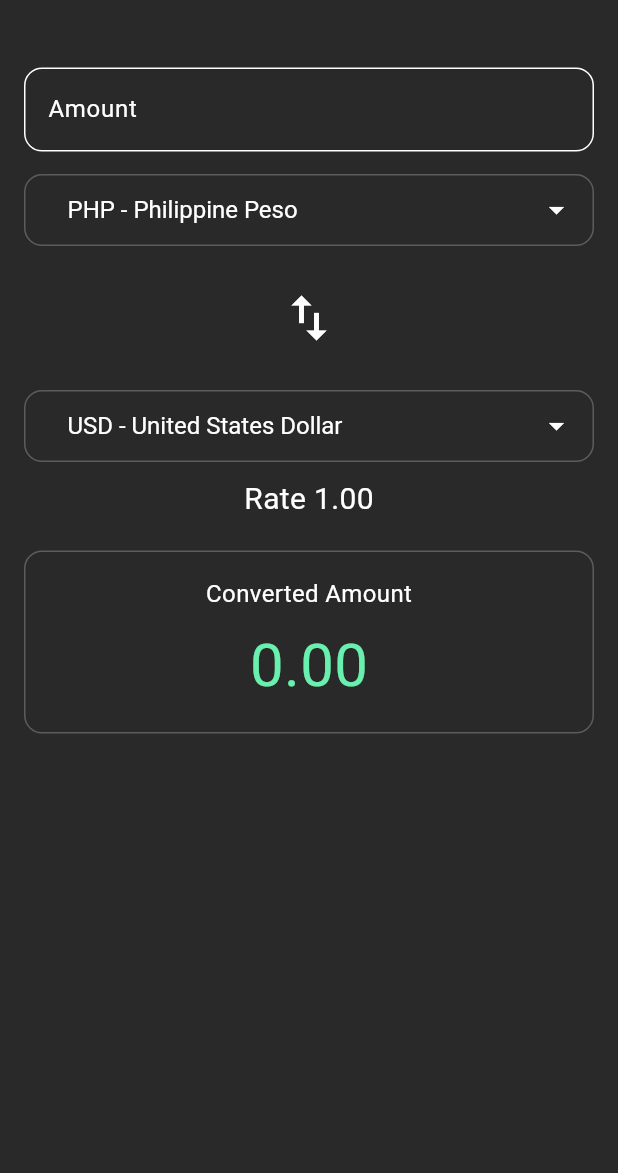
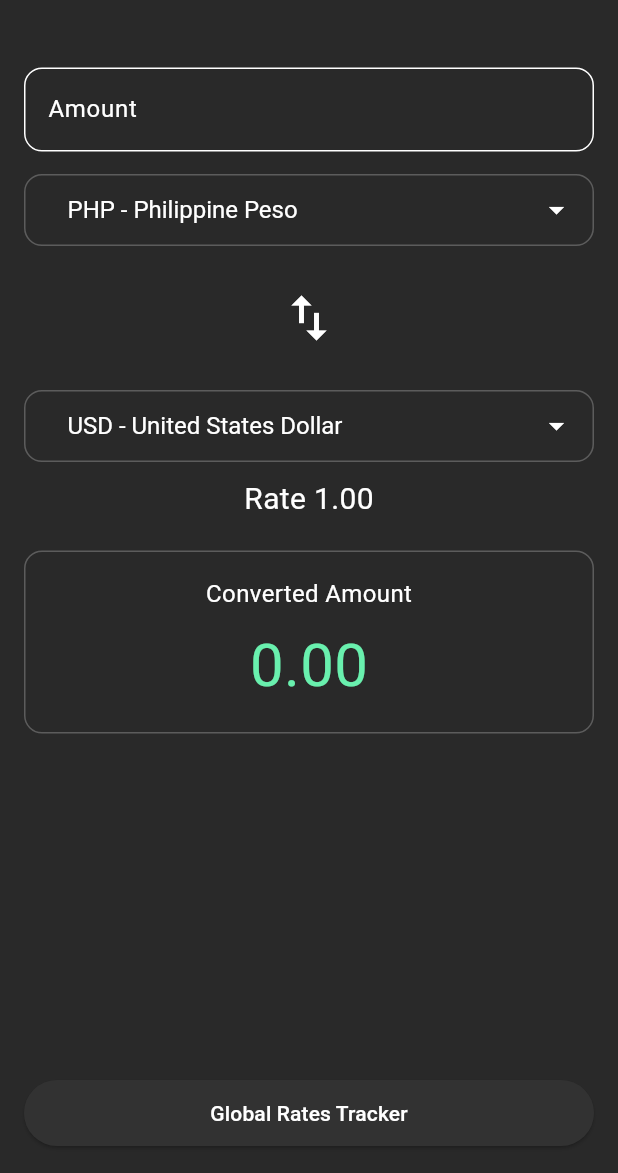
Before and after one commit to sphereee234-rgb/mob, a Flutter app: the screen it shows after launch, after a tap on the "swap vert" icon, on a phone screen of 412 x 824 dp, the part 63-1236 px from its top. Run offline on Flutter 3.47's test engine with Material 3 defaults, Android fonts, the phone set to English and light mode, and no system bars; drawn by our look-alikes of dropdown_button2; our stand-ins replace sqflite; accounts and stored records are empty; network calls fail.

Commit message:
Add files via upload

```diff
--- a/lib/home_screen.dart
+++ b/lib/home_screen.dart
@@ -1,11 +1,13 @@
 import 'dart:convert';
 
 import 'package:flutter/material.dart';
+import 'package:global_currency_converter_and_tracker/tracker_page.dart';
 import 'package:http/http.dart' as http;
 import 'package:flutter/services.dart';
 
 import 'currency_names.dart';
 import 'widgets/dropdown_currecy.dart';
+import 'onlineCheck.dart';
 
 class HomeScreen extends StatefulWidget {
   const HomeScreen({super.key});
@@ -33,37 +35,41 @@ class _HomeScreenState extends State<HomeScreen> {
   @override
   void initState() {
     super.initState();
+    // Load the list of currencies (and an initial rate) when the widget is created.
+    // This populates the dropdowns and sets `isOnline` depending on the network.
     _getCurrencies();
   }
 
   // Fetch currencies
   Future<void> _getCurrencies() async {
-    try {
-      var response = await http
-          .get(Uri.parse('https://api.exchangerate-api.com/v4/latest/USD'));
-      if (response.statusCode == 200) {
-        if (!isOnline) setState(() => isOnline = true);
-        var data = jsonDecode(response.body);
+    final online = await Onlinecheck.isOnline();
+    if (!mounted) return;
 
-        setState(() {
-          currencies = (data['rates'] as Map<String, dynamic>).keys.toList();
-          var raw = data['rates'][toCurrency];
-          rate = raw is num ? raw.toDouble() : 1.0;
-        });
-      } else {
-        if (isOnline) setState(() => isOnline = false);
-        setState(() {
-          if (currencies.isEmpty) currencies = [fromCurrency, toCurrency];
-          if (rate == 0.0) rate = 1.0;
-        });
-      }
-    } catch (e) {
-      if (isOnline) setState(() => isOnline = false);
+    setState(() => isOnline = online);
+
+    if (!online) {
       setState(() {
         if (currencies.isEmpty) currencies = [fromCurrency, toCurrency];
         if (rate == 0.0) rate = 1.0;
       });
-      print("Failed to fetch currencies: $e");
+      return;
+    }
+
+    try {
+      final response = await http.get(
+        Uri.parse('https://api.exchangerate-api.com/v4/latest/PHP'),
+      );
+
+      if (response.statusCode == 200) {
+        final data = jsonDecode(response.body);
+
+        setState(() {
+          currencies = (data['rates'] as Map<String, dynamic>).keys.toList();
+          rate = (data['rates'][toCurrency] as num?)?.toDouble() ?? 1.0;
+        });
+      }
+    } catch (e) {
+      setState(() => isOnline = false);
     }
   }
 
@@ -73,10 +79,12 @@ class _HomeScreenState extends State<HomeScreen> {
       var response = await http.get(Uri.parse(
           'https://api.exchangerate-api.com/v4/latest/$fromCurrency'));
       if (response.statusCode == 200) {
+        // Got a fresh rates payload for the selected `fromCurrency`.
         if (!isOnline) setState(() => isOnline = true);
         var data = jsonDecode(response.body);
 
         setState(() {
+          // Update `rate` for conversion and recompute `total` if user entered amount.
           var raw = data['rates'][toCurrency];
           rate = raw is num ? raw.toDouble() : 1.0;
           if (amountController.text.isNotEmpty) {
@@ -84,6 +92,7 @@ class _HomeScreenState extends State<HomeScreen> {
           }
         });
       } else {
+        // HTTP error while fetching rate: keep offline indicator and fallback rate.
         if (isOnline) setState(() => isOnline = false);
         setState(() {
           if (rate == 0.0) rate = 1.0;
@@ -93,6 +102,7 @@ class _HomeScreenState extends State<HomeScreen> {
         });
       }
     } catch (e) {
+      // On exception (network/parsing), mark offline and keep using fallback rate.
       if (isOnline) setState(() => isOnline = false);
       setState(() {
         if (rate == 0.0) rate = 1.0;
@@ -107,6 +117,7 @@ class _HomeScreenState extends State<HomeScreen> {
   // Swap currencies
   void _swapCurrencies() {
     setState(() {
+      // Swap the two selected currency codes and refresh the exchange rate.
       String temp = fromCurrency;
       fromCurrency = toCurrency;
       toCurrency = temp;
@@ -185,6 +196,7 @@ class _HomeScreenState extends State<HomeScreen> {
                                         const BorderSide(color: Colors.white),
                                   ),
                                 ),
+                                // Recompute `total` live as the user types an amount.
                                 onChanged: (value) {
                                   if (value.isNotEmpty) {
                                     setState(() {
@@ -201,6 +213,7 @@ class _HomeScreenState extends State<HomeScreen> {
                       // From Currency Dropdown
                       DropdownButtonHideUnderline(
                         child: CurrencyDropdown(
+                          // Select the source currency; changing it triggers a new rate fetch.
                           value: fromCurrency,
                           currencies: currencies,
                           currencyNames: currencyNames,
@@ -214,7 +227,7 @@ class _HomeScreenState extends State<HomeScreen> {
                       ),
                       const SizedBox(height: 20),
 
-                      // Swap Button
+                      // Swap Button - swaps `from` and `to` and refreshes rate
                       IconButton(
                         onPressed: _swapCurrencies,
                         icon: const Icon(Icons.swap_vert,
@@ -222,7 +235,7 @@ class _HomeScreenState extends State<HomeScreen> {
                       ),
                       const SizedBox(height: 20),
 
-                      // To Currency Dropdown
+                      // To Currency Dropdown - select the target currency
                       CurrencyDropdown(
                         value: toCurrency,
                         currencies: currencies,
@@ -276,6 +289,27 @@ class _HomeScreenState extends State<HomeScreen> {
                 ),
               ),
             ),
+
+            // Button for next page
+            SizedBox(
+              width: double.infinity,
+              child: ElevatedButton(
+                onPressed: () {
+                  Navigator.push(
+                    context,
+                    MaterialPageRoute(builder: (_) => CurrencyTracker()),
+                  );
+                },
+                style: ElevatedButton.styleFrom(
+                  backgroundColor: Color.fromARGB(255, 50, 50, 50),
+                  padding: EdgeInsets.symmetric(vertical: 12),
+                ),
+                child: Text(
+                  "Global Rates Tracker",
+                  style: TextStyle(color: Colors.white),
+                ),
+              ),
+            ),
           ],
         ),
       ),
--- a/lib/main.dart
+++ b/lib/main.dart
@@ -1,6 +1,9 @@
 import 'package:flutter/material.dart';
 import 'home_screen.dart';
 
+// File: main.dart
+// Purpose: Application entry point. Launches the `HomeScreen` wrapped in
+// a minimal `MaterialApp`.
 void main() {
   runApp(MyApp());
 }
@@ -12,7 +15,7 @@ class MyApp extends StatelessWidget {
   Widget build(BuildContext context) {
     return MaterialApp(
       debugShowCheckedModeBanner: false,
-      title: "Global Currency Converter ",
+      title: "Currecy Converter",
       home: HomeScreen(),
     );
   }
--- /dev/null
+++ b/lib/onlineCheck.dart
@@ -0,0 +1,17 @@
+import 'dart:async';
+import 'package:http/http.dart' as http;
+
+class Onlinecheck {
+  // Returns true if may internet
+  static Future<bool> isOnline() async {
+    try {
+      final resp = await http
+          .get(Uri.parse('http://www.google.com'))
+          .timeout(const Duration(seconds: 5));
+
+      return resp.statusCode >= 200 && resp.statusCode < 400;
+    } catch (_) {
+      return false;
+    }
+  }
+}
--- a/lib/widgets/dropdown_currecy.dart
+++ b/lib/widgets/dropdown_currecy.dart
@@ -1,11 +1,24 @@
 import 'package:flutter/material.dart';
 import 'package:dropdown_button2/dropdown_button2.dart';
 
+/// This widget displays a dropdown list of available currencies with their full names.
+/// It uses the dropdown_button2 package for enhanced styling and functionality.
 class CurrencyDropdown extends StatelessWidget {
+  /// Currently selected currency code (e.g., "USD", "EUR")
   final String value;
+
+  /// Map of currency codes to their full names (e.g., {"USD": "United States Dollar"})
   final Map<String, String> currencyNames;
+
+  /// List of all available currency codes to display in the dropdown
   final List<String> currencies;
+
+  /// Callback function triggered when user selects a different currency
+  /// Receives the selected currency code as a nullable String parameter
   final Function(String?) onChanged;
+
+  /// Whether to show the border around the dropdown button. Default true.
+  final bool showBorder;
 
   const CurrencyDropdown({
     super.key,
@@ -13,44 +26,63 @@ class CurrencyDropdown extends StatelessWidget {
     required this.currencyNames,
     required this.currencies,
     required this.onChanged,
+    this.showBorder = true,
   });
 
   @override
   Widget build(BuildContext context) {
     return DropdownButton2<String>(
       value: value,
-      isExpanded: true,
+      isExpanded: true, // Makes dropdown expand to fill available width
+
+      // Configure the visible button/selection area styling
       buttonStyleData: ButtonStyleData(
         padding: const EdgeInsets.symmetric(horizontal: 12),
-        height: 48,
+        height:
+            48, // Fixed height for consistent sizing with other input fields
         decoration: BoxDecoration(
-          color: const Color.fromARGB(255, 41, 41, 41),
-          borderRadius: BorderRadius.circular(12),
-          border: Border.all(color: Colors.white24),
+          color: const Color.fromARGB(
+              255, 41, 41, 41), // Dark gray button background
+          borderRadius: BorderRadius.circular(12), // Rounded corners
+          // Optionally show a subtle border. When `showBorder` is false the
+          // border is omitted to produce a cleaner, borderless appearance.
+          border: showBorder ? Border.all(color: Colors.white24) : null,
         ),
       ),
+
+      // Configure the dropdown menu (opened list) styling
       dropdownStyleData: DropdownStyleData(
-        maxHeight: 300,
+        maxHeight: 500, // Limit dropdown height with scrolling if needed
         decoration: BoxDecoration(
-          color: const Color(0xFF1d2630),
+          color: const Color.fromARGB(255, 30, 33, 36), // color theme
           borderRadius: BorderRadius.circular(8),
         ),
-        isOverButton: false,
+        isOverButton: false, // Menu appears below the button
       ),
-      underline: const SizedBox(),
+
+      underline: const SizedBox(), // Remove default underline decoration
+
+      // Configure the dropdown arrow icon appearance
       iconStyleData: const IconStyleData(
         icon: Icon(Icons.arrow_drop_down, color: Colors.white),
       ),
+
+      // Text styling for the selected item and dropdown items
       style: const TextStyle(color: Colors.white, fontSize: 16),
+
+      // Build the list of dropdown menu items
+      // Each item shows currency code followed by full name (e.g., "USD - United States Dollar")
       items: currencies.map((String currency) {
         return DropdownMenuItem<String>(
           value: currency,
           child: Text(
-            "$currency - ${currencyNames[currency] ?? 'Unknown'}",
+            "$currency - ${currencyNames[currency] ?? 'Unknown'}", // Show code and name
             style: const TextStyle(color: Colors.white),
           ),
         );
       }).toList(),
+
+      // Trigger callback when user selects a currency
       onChanged: onChanged,
     );
   }
```
Also changed, not shown: lib/currencyHistoryScreen.dart (added, +131 -0 lines), lib/currency_names.dart (+18 -0 lines), lib/database.dart (added, +112 -0 lines), lib/model/history_tracker.dart (added, +50 -0 lines), lib/tracker_page.dart (added, +242 -0 lines), pubspec.yaml (+8 -1 lines).
